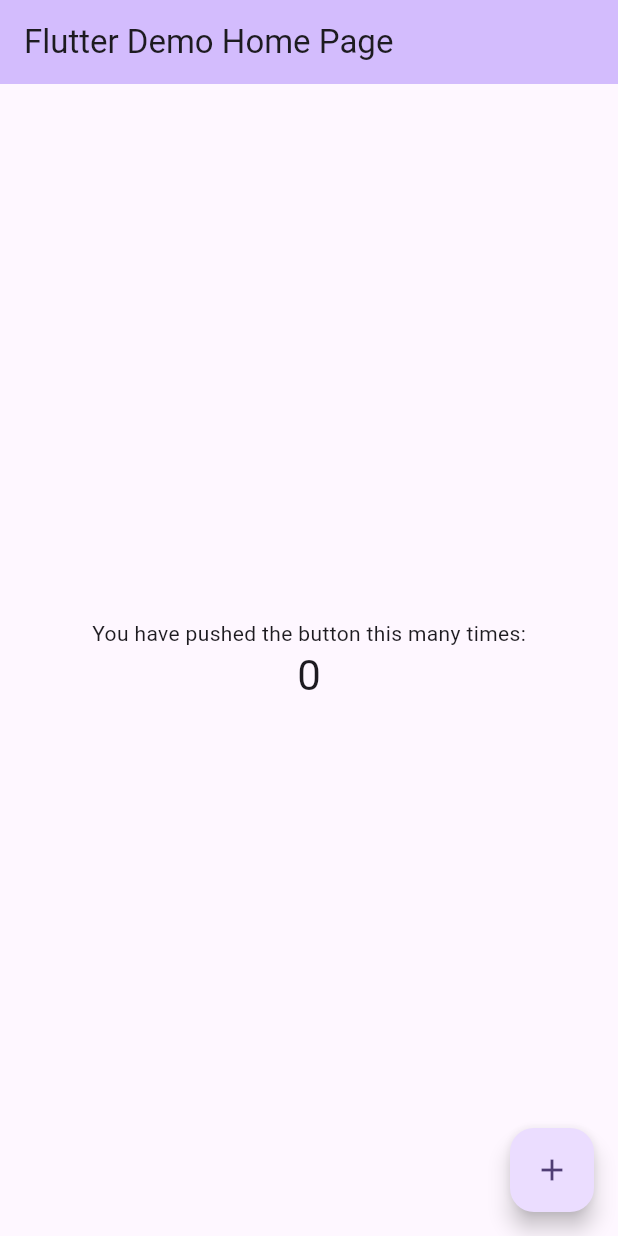
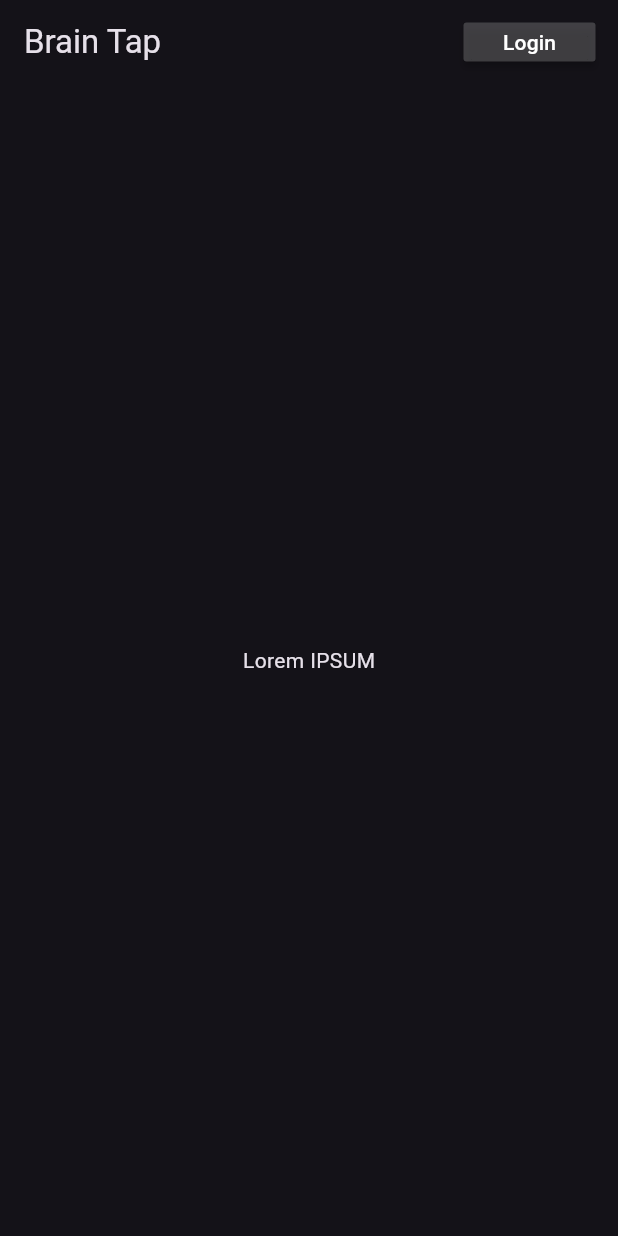
Before and after one commit to UoP-BrainTap/frontend, a Flutter app: the screen it shows after launch, on a phone screen of 412 x 824 dp. Run offline on Flutter 3.47's test engine with Material 3 defaults, Android fonts, the phone set to English and light mode, and no system bars; our stand-ins replace email_validator, go_router, url_strategy; missing offline and left inert: password_strength_checker.

Commit message:
Added login and signup pages, page router, etc

```diff
--- a/lib/main.dart
+++ b/lib/main.dart
@@ -1,125 +1,47 @@
 import 'package:flutter/material.dart';
+import 'package:frontend/pages/home_page.dart';
+import 'package:frontend/pages/login_page.dart';
+import 'package:frontend/pages/signup_page.dart';
+import 'package:go_router/go_router.dart';
+import 'package:url_strategy/url_strategy.dart';
 
 void main() {
-  runApp(const MyApp());
+  setPathUrlStrategy();
+  runApp(MyApp());
 }
 
 class MyApp extends StatelessWidget {
-  const MyApp({super.key});
+  MyApp({super.key});
 
-  // This widget is the root of your application.
+  final _router = GoRouter(
+    routes: [
+      GoRoute(
+        path: '/',
+        builder: (context, state) => const HomeScreen(),
+        routes: [
+          GoRoute(
+            path: 'login',
+            builder: (context, state) => const LoginPage(),
+          ),
+          GoRoute(
+            path: 'signup',
+            builder: (context, state) => const SignupPage(),
+          ),
+        ]
+      ),
+    ],
+  );
+
   @override
   Widget build(BuildContext context) {
-    return MaterialApp(
-      title: 'Flutter Demo',
+    return MaterialApp.router(
       theme: ThemeData(
-        // This is the theme of your application.
-        //
-        // TRY THIS: Try running your application with "flutter run". You'll see
-        // the application has a purple toolbar. Then, without quitting the app,
-        // try changing the seedColor in the colorScheme below to Colors.green
-        // and then invoke "hot reload" (save your changes or press the "hot
-        // reload" button in a Flutter-supported IDE, or press "r" if you used
-        // the command line to start the app).
-        //
-        // Notice that the counter didn't reset back to zero; the application
-        // state is not lost during the reload. To reset the state, use hot
-        // restart instead.
-        //
-        // This works for code too, not just values: Most code changes can be
-        // tested with just a hot reload.
-        colorScheme: ColorScheme.fromSeed(seedColor: Colors.deepPurple),
-        useMaterial3: true,
+        brightness: Brightness.dark,
+        inputDecorationTheme: const InputDecorationTheme(
+          border: OutlineInputBorder(),
+        ),
       ),
-      home: const MyHomePage(title: 'Flutter Demo Home Page'),
+      routerConfig: _router,
     );
   }
 }
-
-class MyHomePage extends StatefulWidget {
-  const MyHomePage({super.key, required this.title});
-
-  // This widget is the home page of your application. It is stateful, meaning
-  // that it has a State object (defined below) that contains fields that affect
-  // how it looks.
-
-  // This class is the configuration for the state. It holds the values (in this
-  // case the title) provided by the parent (in this case the App widget) and
-  // used by the build method of the State. Fields in a Widget subclass are
-  // always marked "final".
-
-  final String title;
-
-  @override
-  State<MyHomePage> createState() => _MyHomePageState();
-}
-
-class _MyHomePageState extends State<MyHomePage> {
-  int _counter = 0;
-
-  void _incrementCounter() {
-    setState(() {
-      // This call to setState tells the Flutter framework that something has
-      // changed in this State, which causes it to rerun the build method below
-      // so that the display can reflect the updated values. If we changed
-      // _counter without calling setState(), then the build method would not be
-      // called again, and so nothing would appear to happen.
-      _counter++;
-    });
-  }
-
-  @override
-  Widget build(BuildContext context) {
-    // This method is rerun every time setState is called, for instance as done
-    // by the _incrementCounter method above.
-    //
-    // The Flutter framework has been optimized to make rerunning build methods
-    // fast, so that you can just rebuild anything that needs updating rather
-    // than having to individually change instances of widgets.
-    return Scaffold(
-      appBar: AppBar(
-        // TRY THIS: Try changing the color here to a specific color (to
-        // Colors.amber, perhaps?) and trigger a hot reload to see the AppBar
-        // change color while the other colors stay the same.
-        backgroundColor: Theme.of(context).colorScheme.inversePrimary,
-        // Here we take the value from the MyHomePage object that was created by
-        // the App.build method, and use it to set our appbar title.
-        title: Text(widget.title),
-      ),
-      body: Center(
-        // Center is a layout widget. It takes a single child and positions it
-        // in the middle of the parent.
-        child: Column(
-          // Column is also a layout widget. It takes a list of children and
-          // arranges them vertically. By default, it sizes itself to fit its
-          // children horizontally, and tries to be as tall as its parent.
-          //
-          // Column has various properties to control how it sizes itself and
-          // how it positions its children. Here we use mainAxisAlignment to
-          // center the children vertically; the main axis here is the vertical
-          // axis because Columns are vertical (the cross axis would be
-          // horizontal).
-          //
-          // TRY THIS: Invoke "debug painting" (choose the "Toggle Debug Paint"
-          // action in the IDE, or press "p" in the console), to see the
-          // wireframe for each widget.
-          mainAxisAlignment: MainAxisAlignment.center,
-          children: <Widget>[
-            const Text(
-              'You have pushed the button this many times:',
-            ),
-            Text(
-              '$_counter',
-              style: Theme.of(context).textTheme.headlineMedium,
-            ),
-          ],
-        ),
-      ),
-      floatingActionButton: FloatingActionButton(
-        onPressed: _incrementCounter,
-        tooltip: 'Increment',
-        child: const Icon(Icons.add),
-      ), // This trailing comma makes auto-formatting nicer for build methods.
-    );
-  }
-}
--- /dev/null
+++ b/lib/pages/home_page.dart
@@ -0,0 +1,31 @@
+import 'package:flutter/material.dart';
+import 'package:frontend/main.dart';
+import 'package:go_router/go_router.dart';
+
+class HomeScreen extends StatelessWidget {
+  const HomeScreen({super.key});
+
+  @override
+  Widget build(BuildContext context) {
+    return Scaffold(
+      appBar: AppBar(
+        title: const Text('Brain Tap'),
+        actions: [
+          Padding(
+            padding: const EdgeInsets.all(15.0),
+            child: MaterialButton(
+              color: Theme.of(context).highlightColor,
+              onPressed: () {
+                context.go('/login');
+              },
+              child: const Text('Login'),
+            ),
+          )
+        ],
+      ),
+      body: const Center(
+        child: Text("Lorem IPSUM"),
+      ),
+    );
+  }
+}
--- a/pubspec.yaml
+++ b/pubspec.yaml
@@ -35,6 +35,10 @@ dependencies:
   # The following adds the Cupertino Icons font to your application.
   # Use with the CupertinoIcons class for iOS style icons.
   cupertino_icons: ^1.0.8
+  go_router: ^14.8.0
+  email_validator: ^3.0.0
+  url_strategy: ^0.3.0
+  password_strength_checker: ^1.2.4
 
 dev_dependencies:
   flutter_test:
```
Also changed, not shown: lib/pages/login_page.dart (added, +98 -0 lines), lib/pages/signup_page.dart (added, +125 -0 lines), pubspec.lock, 1 other file.
